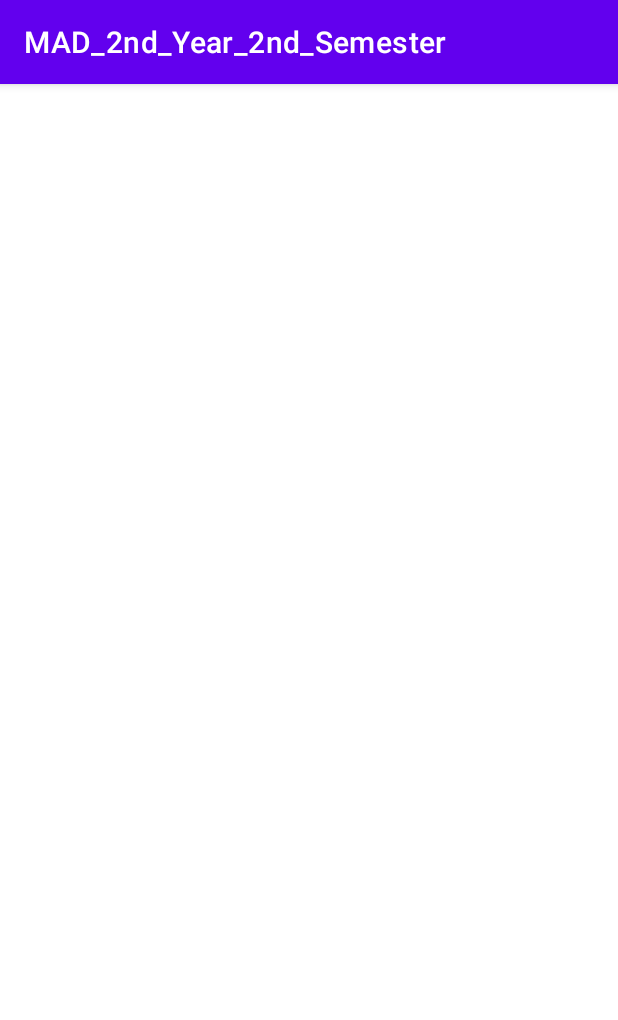
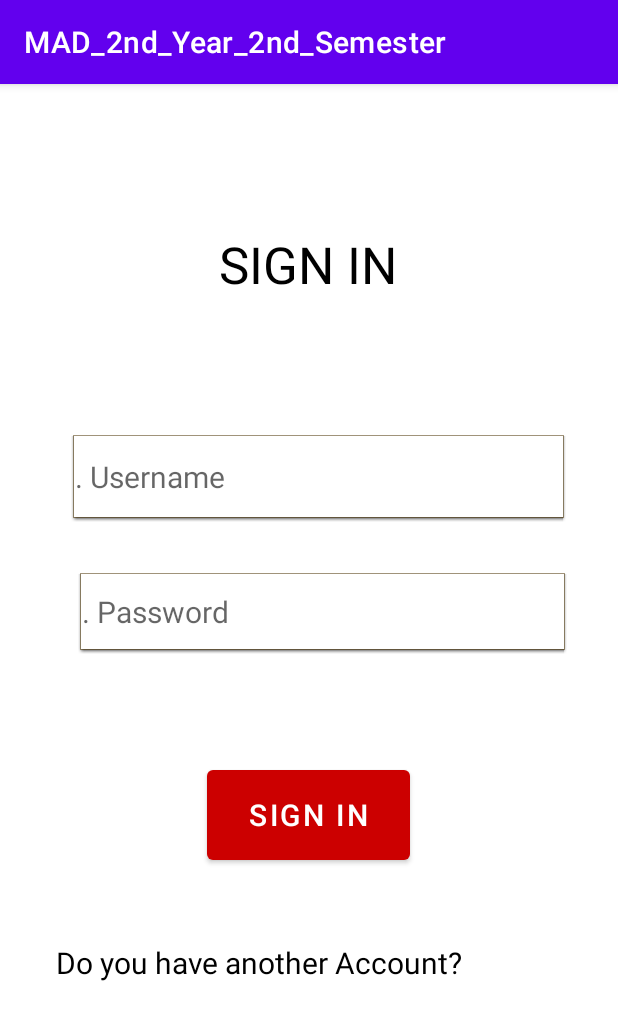
Before and after one commit to tharukagayashan/MAD-MINI-PROJECT-2Y2S-2021, an Android app: the Login_Page screen opened directly, with no data from a screen before it, on a phone screen of 412 x 824 dp. Shown: the top 1020 px of the screen. Run offline under Robolectric (Android 15) with nearby library versions, the phone set to English and light mode, and no system bars.

Commit message:
second Commit

```diff
--- a/app/src/main/AndroidManifest.xml
+++ b/app/src/main/AndroidManifest.xml
@@ -9,7 +9,10 @@
         android:roundIcon="@mipmap/ic_launcher_round"
         android:supportsRtl="true"
         android:theme="@style/Theme.MAD_2nd_Year_2nd_Semester">
-        <activity android:name=".Login_Page"></activity>
+        <activity android:name=".SignUpPage"></activity>
+        <activity android:name=".UserProfilepage" />
+        <activity android:name=".Resigstration_page" />
+        <activity android:name=".Login_Page" />
         <activity android:name=".MainActivity">
             <intent-filter>
                 <action android:name="android.intent.action.MAIN" />
--- a/app/src/main/java/com/example/mad_2nd_year_2nd_semester/registration.java
+++ b/app/src/main/java/com/example/mad_2nd_year_2nd_semester/UserProfilepage.java
@@ -4,11 +4,11 @@ import androidx.appcompat.app.AppCompatActivity;
 
 import android.os.Bundle;
 
-public class registration extends AppCompatActivity {
+public class UserProfilepage extends AppCompatActivity {
 
     @Override
     protected void onCreate(Bundle savedInstanceState) {
         super.onCreate(savedInstanceState);
-        setContentView(R.layout.activity_registration);
+        setContentView(R.layout.activity_user_profilepage);
     }
 }
--- a/app/src/main/res/layout/activity_login_page.xml
+++ b/app/src/main/res/layout/activity_login_page.xml
@@ -6,4 +6,106 @@
     android:layout_height="match_parent"
     tools:context=".Login_Page">
 
+    <TextView
+        android:id="@+id/textView2"
+        android:layout_width="wrap_content"
+        android:layout_height="wrap_content"
+        android:text="@string/Label"
+        android:textColor="@color/black"
+        android:textSize="34sp"
+        app:layout_constraintBottom_toBottomOf="parent"
+        app:layout_constraintEnd_toEndOf="parent"
+        app:layout_constraintHorizontal_bias="0.498"
+        app:layout_constraintStart_toStartOf="parent"
+        app:layout_constraintTop_toTopOf="parent"
+        app:layout_constraintVertical_bias="0.135" />
+
+    <EditText
+        android:id="@+id/editTextTextPassword"
+        android:layout_width="326dp"
+        android:layout_height="54dp"
+        android:layout_marginStart="24dp"
+        android:layout_marginLeft="24dp"
+        android:layout_marginTop="24dp"
+        android:layout_marginEnd="24dp"
+        android:layout_marginRight="24dp"
+        android:layout_marginBottom="24dp"
+        android:background="@android:drawable/editbox_dropdown_light_frame"
+        android:ems="10"
+        android:hint="@string/signin_password"
+        android:inputType="textPassword"
+        android:textSize="20sp"
+        app:layout_constraintBottom_toBottomOf="parent"
+        app:layout_constraintEnd_toEndOf="parent"
+        app:layout_constraintHorizontal_bias="0.729"
+        app:layout_constraintStart_toStartOf="parent"
+        app:layout_constraintTop_toTopOf="parent"
+        app:layout_constraintVertical_bias="0.453" />
+
+    <EditText
+        android:id="@+id/editTextTextEmailAddress"
+        android:layout_width="330dp"
+        android:layout_height="58dp"
+        android:layout_marginStart="16dp"
+        android:layout_marginLeft="16dp"
+        android:layout_marginTop="16dp"
+        android:layout_marginEnd="16dp"
+        android:layout_marginRight="16dp"
+        android:layout_marginBottom="16dp"
+        android:background="@android:drawable/editbox_dropdown_light_frame"
+        android:ems="10"
+        android:hint="@string/signin_username"
+        android:inputType="textEmailAddress"
+        android:shadowColor="@color/white"
+        android:textSize="20sp"
+        app:layout_constraintBottom_toBottomOf="parent"
+        app:layout_constraintEnd_toEndOf="parent"
+        app:layout_constraintHorizontal_bias="0.632"
+        app:layout_constraintStart_toStartOf="parent"
+        app:layout_constraintTop_toTopOf="parent"
+        app:layout_constraintVertical_bias="0.322" />
+
+    <Button
+        android:id="@+id/button3"
+        android:layout_width="135dp"
+        android:layout_height="72dp"
+        android:text="@string/signinBtn"
+        android:textColor="@color/white"
+        android:textSize="20sp"
+        app:backgroundTint="@android:color/holo_red_dark"
+        app:layout_constraintBottom_toBottomOf="parent"
+        app:layout_constraintEnd_toEndOf="parent"
+        app:layout_constraintHorizontal_bias="0.498"
+        app:layout_constraintStart_toStartOf="parent"
+        app:layout_constraintTop_toTopOf="parent"
+        app:layout_constraintVertical_bias="0.648" />
+
+    <TextView
+        android:id="@+id/textView5"
+        android:layout_width="wrap_content"
+        android:layout_height="wrap_content"
+        android:text="@string/linkurl"
+        android:textColor="@color/black"
+        android:textSize="20sp"
+        app:layout_constraintBottom_toBottomOf="parent"
+        app:layout_constraintEnd_toEndOf="parent"
+        app:layout_constraintHorizontal_bias="0.266"
+        app:layout_constraintStart_toStartOf="parent"
+        app:layout_constraintTop_toTopOf="parent"
+        app:layout_constraintVertical_bias="0.772" />
+
+    <TextView
+        android:id="@+id/textView6"
+        android:layout_width="wrap_content"
+        android:layout_height="wrap_content"
+        android:textColor="?attr/colorError"
+        android:textSize="20sp"
+        app:layout_constraintBottom_toBottomOf="parent"
+        app:layout_constraintEnd_toEndOf="parent"
+        app:layout_constraintHorizontal_bias="0.903"
+        app:layout_constraintStart_toStartOf="parent"
+        app:layout_constraintTop_toTopOf="parent"
+        app:layout_constraintVertical_bias="0.772"
+        tools:text="@string/signupurl" />
+
 </androidx.constraintlayout.widget.ConstraintLayout>
--- a/app/src/main/res/values/strings.xml
+++ b/app/src/main/res/values/strings.xml
@@ -1,3 +1,26 @@
 <resources>
     <string name="app_name">MAD_2nd_Year_2nd_Semester</string>
+    <string name="userName">Username</string>
+    <string name="Name">Name</string>
+    <string name="Email">Email</string>
+    <string name="phone_Number">PhoneNumber</string>
+    <string name="birthday">Birthday</string>
+    <string name="Gender">Gender</string>
+    <string name="Password">Password</string>
+    <string name="ConfirmPassword">Confirm Password</string>
+    <string name="SignUP">SIGNUP</string>
+    <string name="Cancel">Cancel</string>
+
+    <string-array name="Spinner_Items">
+        <item>Male</item>
+        <item>Female</item>
+    </string-array>
+
+    <string name="Label">SIGN IN</string>
+    <string name="signin_username">.  Username</string>
+    <string name="signin_password">.  Password</string>
+    <string name="signinBtn">SIGN IN</string>
+    <string name="linkurl">Do you have another Account?</string>
+    <string name="signupurl">Sign Up</string>
+
 </resources>
```
Also changed, not shown: app/src/main/java/com/example/mad_2nd_year_2nd_semester/MainActivity.java (+19 -1 lines), app/src/main/java/com/example/mad_2nd_year_2nd_semester/SignUpPage.java (added, +30 -0 lines), app/src/main/res/layout/activity_main.xml (+12 -1 lines), app/src/main/res/layout/activity_registration.xml (deleted, +0 -266 lines), app/src/main/res/layout/activity_sign_up_page.xml (added, +256 -0 lines), app/src/main/res/layout/activity_user_profilepage.xml (added, +7 -0 lines), app/src/main/res/values/ids.xml (added, +20 -0 lines), app/src/main/res/drawable/_6c1a925e0bd03232e470f6c8adfe26c.jpg (added).
